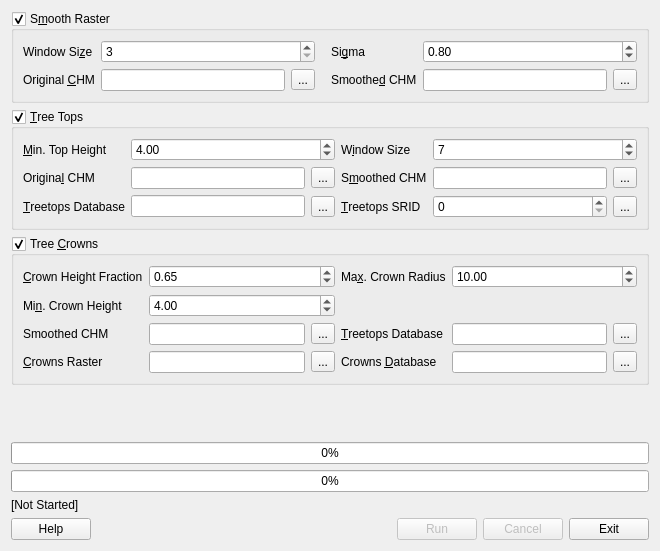
Qt form src/apps/treetops.ui (rskelly/treetops) before a commit.
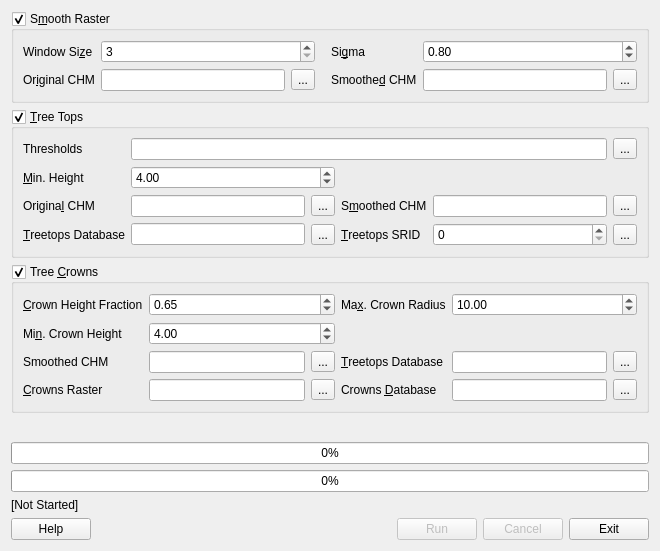
The same form after that commit.

Diff of the .ui file:
```diff
--- a/src/apps/treetops.ui
+++ b/src/apps/treetops.ui
@@ -132,7 +132,7 @@
         <item row="1" column="0">
          <widget class="QLabel" name="label_11">
           <property name="text">
-           <string>Original &amp;CHM</string>
+           <string>Or&amp;iginal CHM</string>
           </property>
           <property name="buddy">
            <cstring>txtSmoothOriginalCHM</cstring>
@@ -175,40 +175,7 @@
      <layout class="QHBoxLayout" name="horizontalLayout">
       <item>
        <layout class="QGridLayout" name="topsGrid">
-        <item row="2" column="3">
-         <widget class="QLabel" name="label_17">
-          <property name="text">
-           <string>&amp;Treetops SRID</string>
-          </property>
-          <property name="buddy">
-           <cstring>spnTopsTreetopsSRID</cstring>
-          </property>
-         </widget>
-        </item>
-        <item row="1" column="5">
-         <widget class="QToolButton" name="btnTopsSmoothedCHM">
-          <property name="mouseTracking">
-           <bool>false</bool>
-          </property>
-          <property name="acceptDrops">
-           <bool>false</bool>
-          </property>
-          <property name="text">
-           <string>...</string>
-          </property>
-         </widget>
-        </item>
-        <item row="2" column="1">
-         <widget class="QLineEdit" name="txtTopsTreetopsDatabase">
-          <property name="mouseTracking">
-           <bool>false</bool>
-          </property>
-          <property name="acceptDrops">
-           <bool>false</bool>
-          </property>
-         </widget>
-        </item>
-        <item row="1" column="2">
+        <item row="2" column="2">
          <widget class="QToolButton" name="btnTopsOriginalCHM">
           <property name="mouseTracking">
            <bool>false</bool>
@@ -221,30 +188,17 @@
           </property>
          </widget>
         </item>
-        <item row="0" column="0">
+        <item row="1" column="0">
          <widget class="QLabel" name="label_4">
           <property name="text">
-           <string>&amp;Min. Top Height</string>
+           <string>&amp;Min. Height</string>
           </property>
           <property name="buddy">
            <cstring>spnTopsMinHeight</cstring>
           </property>
          </widget>
         </item>
-        <item row="1" column="1">
-         <widget class="QLineEdit" name="txtTopsOriginalCHM">
-          <property name="mouseTracking">
-           <bool>false</bool>
-          </property>
-          <property name="acceptDrops">
-           <bool>false</bool>
-          </property>
-         </widget>
-        </item>
-        <item row="1" column="4">
-         <widget class="QLineEdit" name="txtTopsSmoothedCHM"/>
-        </item>
-        <item row="2" column="2">
+        <item row="3" column="2">
          <widget class="QToolButton" name="btnTopsTreetopsDatabase">
           <property name="mouseTracking">
            <bool>false</bool>
@@ -257,7 +211,7 @@
           </property>
          </widget>
         </item>
-        <item row="0" column="1" colspan="2">
+        <item row="1" column="1" colspan="2">
          <widget class="QDoubleSpinBox" name="spnTopsMinHeight">
           <property name="mouseTracking">
            <bool>false</bool>
@@ -273,33 +227,30 @@
           </property>
          </widget>
         </item>
-        <item row="0" column="3">
-         <widget class="QLabel" name="label_3">
-          <property name="text">
-           <string>W&amp;indow Size</string>
+        <item row="3" column="1">
+         <widget class="QLineEdit" name="txtTopsTreetopsDatabase">
+          <property name="mouseTracking">
+           <bool>false</bool>
           </property>
           <property name="buddy">
            <cstring>spnTopsWindowSize</cstring>
           </property>
          </widget>
         </item>
-        <item row="0" column="4" colspan="2">
-         <widget class="QSpinBox" name="spnTopsWindowSize">
+        <item row="2" column="4">
+         <widget class="QLineEdit" name="txtTopsSmoothedCHM"/>
+        </item>
+        <item row="2" column="1">
+         <widget class="QLineEdit" name="txtTopsOriginalCHM">
           <property name="mouseTracking">
            <bool>false</bool>
           </property>
           <property name="acceptDrops">
            <bool>false</bool>
           </property>
-          <property name="minimum">
-           <number>3</number>
-          </property>
-          <property name="value">
-           <number>7</number>
-          </property>
          </widget>
         </item>
-        <item row="2" column="0">
+        <item row="3" column="0">
          <widget class="QLabel" name="label_6">
           <property name="text">
            <string>&amp;Treetops Database</string>
@@ -309,17 +260,7 @@
           </property>
          </widget>
         </item>
-        <item row="1" column="0">
-         <widget class="QLabel" name="label_5">
-          <property name="text">
-           <string>Origina&amp;l CHM</string>
-          </property>
-          <property name="buddy">
-           <cstring>txtTopsOriginalCHM</cstring>
-          </property>
-         </widget>
-        </item>
-        <item row="2" column="4">
+        <item row="3" column="4">
          <widget class="QSpinBox" name="spnTopsTreetopsSRID">
           <property name="mouseTracking">
            <bool>false</bool>
@@ -335,7 +276,17 @@
           </property>
          </widget>
         </item>
-        <item row="2" column="5">
+        <item row="2" column="0">
+         <widget class="QLabel" name="label_5">
+          <property name="text">
+           <string>Origina&amp;l CHM</string>
+          </property>
+          <property name="buddy">
+           <cstring>txtTopsOriginalCHM</cstring>
+          </property>
+         </widget>
+        </item>
+        <item row="3" column="5">
          <widget class="QToolButton" name="btnTopsTreetopsSRID">
           <property name="mouseTracking">
            <bool>false</bool>
@@ -348,7 +299,7 @@
           </property>
          </widget>
         </item>
-        <item row="1" column="3">
+        <item row="2" column="3">
          <widget class="QLabel" name="label_16">
           <property name="text">
            <string>S&amp;moothed CHM</string>
@@ -358,6 +309,46 @@
           </property>
          </widget>
         </item>
+        <item row="3" column="3">
+         <widget class="QLabel" name="label_17">
+          <property name="text">
+           <string>&amp;Treetops SRID</string>
+          </property>
+          <property name="buddy">
+           <cstring>spnTopsTreetopsSRID</cstring>
+          </property>
+         </widget>
+        </item>
+        <item row="2" column="5">
+         <widget class="QToolButton" name="btnTopsSmoothedCHM">
+          <property name="mouseTracking">
+           <bool>false</bool>
+          </property>
+          <property name="acceptDrops">
+           <bool>false</bool>
+          </property>
+          <property name="text">
+           <string>...</string>
+          </property>
+         </widget>
+        </item>
+        <item row="0" column="0">
+         <widget class="QLabel" name="label_18">
+          <property name="text">
+           <string>Thresholds</string>
+          </property>
+         </widget>
+        </item>
+        <item row="0" column="1" colspan="4">
+         <widget class="QLineEdit" name="txtTopsThresholds"/>
+        </item>
+        <item row="0" column="5">
+         <widget class="QToolButton" name="btnTopsThresholds">
+          <property name="text">
+           <string>...</string>
+          </property>
+         </widget>
+        </item>
        </layout>
       </item>
      </layout>
```
Left out of the diff: 5 changed lines with no effect on the pictures.
